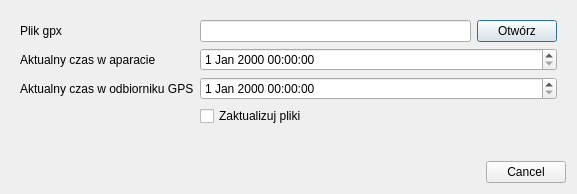
Old version of the form widgets/gpxdialog.ui in the repository fotorelacjonusz/classic.
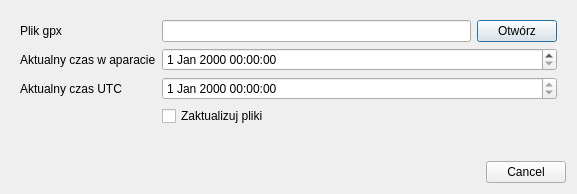
New version of the form. Icons and pictures are not drawn.

What changed in the file:
```diff
--- a/widgets/gpxdialog.ui
+++ b/widgets/gpxdialog.ui
@@ -64,12 +64,16 @@
       <item row="2" column="0">
        <widget class="QLabel" name="gpsTimeLabel">
         <property name="text">
-         <string>Aktualny czas w odbiorniku GPS</string>
+         <string>Aktualny czas UTC</string>
         </property>
        </widget>
       </item>
       <item row="2" column="1">
-       <widget class="QDateTimeEdit" name="gpsTime"/>
+       <widget class="QDateTimeEdit" name="gpsTime">
+        <property name="readOnly">
+         <bool>true</bool>
+        </property>
+       </widget>
       </item>
       <item row="3" column="1">
        <widget class="QCheckBox" name="updateFiles">
```
